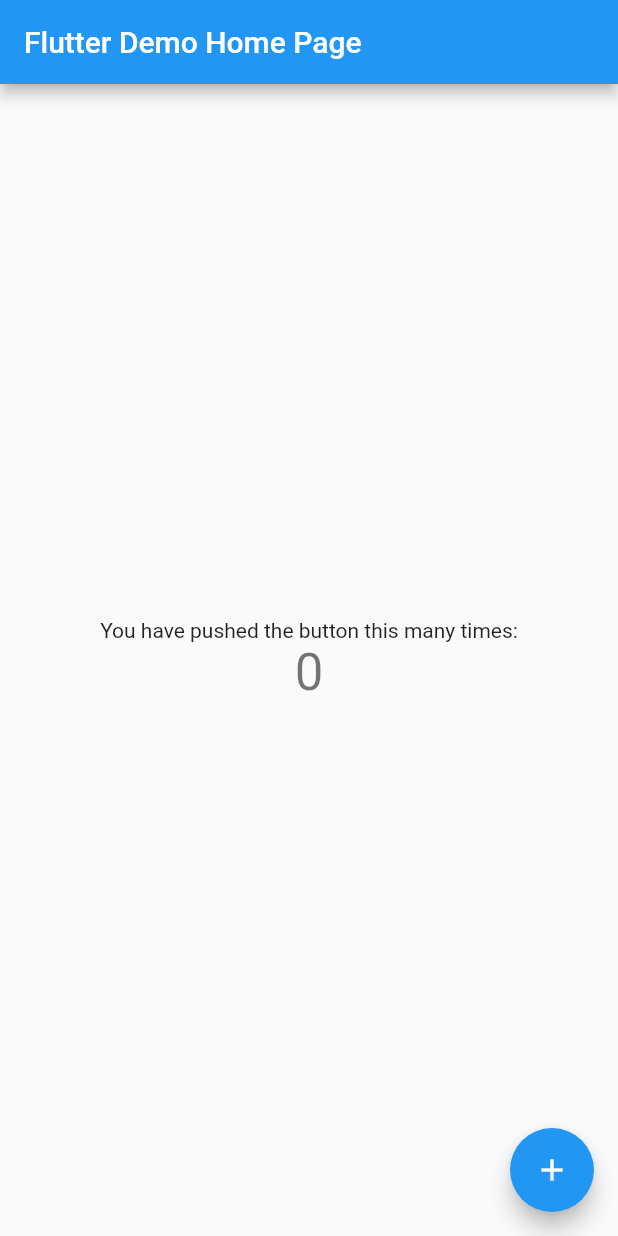
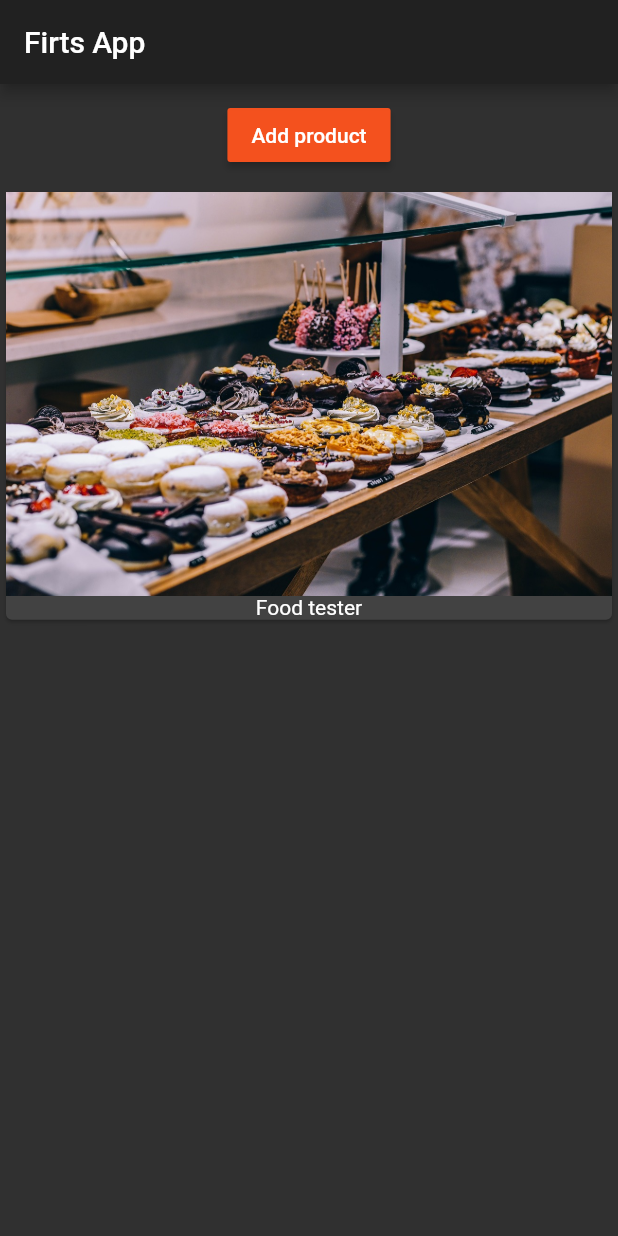
Before and after one commit to nmhernandez10/cursoflutter, a Flutter app: the screen it shows after launch, on a phone screen of 412 x 824 dp. Run offline on Flutter 3.47's test engine with Material 2 defaults, Android fonts, the phone set to English and light mode, and no system bars.

Commit message:
section 2 finished

```diff
--- a/first_app/lib/main.dart
+++ b/first_app/lib/main.dart
@@ -1,111 +1,25 @@
 import 'package:flutter/material.dart';
+import './product_manager.dart';
 
-void main() => runApp(MyApp());
+main() => runApp(MyApp());
 
 class MyApp extends StatelessWidget {
-  // This widget is the root of your application.
+
+  final ThemeData themeData =ThemeData(
+    primarySwatch: Colors.deepOrange,
+    accentColor:  Colors.deepPurple,
+    brightness: Brightness.dark
+    );
+
   @override
   Widget build(BuildContext context) {
     return MaterialApp(
-      title: 'Flutter Demo',
-      theme: ThemeData(
-        // This is the theme of your application.
-        //
-        // Try running your application with "flutter run". You'll see the
-        // application has a blue toolbar. Then, without quitting the app, try
-        // changing the primarySwatch below to Colors.green and then invoke
-        // "hot reload" (press "r" in the console where you ran "flutter run",
-        // or simply save your changes to "hot reload" in a Flutter IDE).
-        // Notice that the counter didn't reset back to zero; the application
-        // is not restarted.
-        primarySwatch: Colors.blue,
-      ),
-      home: MyHomePage(title: 'Flutter Demo Home Page'),
+      theme: themeData,
+      home: Scaffold(
+          appBar: AppBar(
+            title: Text('Firts App'),
+          ),
+          body: ProductManager(['Food tester'])),
     );
   }
 }
-
-class MyHomePage extends StatefulWidget {
-  MyHomePage({Key key, this.title}) : super(key: key);
-
-  // This widget is the home page of your application. It is stateful, meaning
-  // that it has a State object (defined below) that contains fields that affect
-  // how it looks.
-
-  // This class is the configuration for the state. It holds the values (in this
-  // case the title) provided by the parent (in this case the App widget) and
-  // used by the build method of the State. Fields in a Widget subclass are
-  // always marked "final".
-
-  final String title;
-
-  @override
-  _MyHomePageState createState() => _MyHomePageState();
-}
-
-class _MyHomePageState extends State<MyHomePage> {
-  int _counter = 0;
-
-  void _incrementCounter() {
-    setState(() {
-      // This call to setState tells the Flutter framework that something has
-      // changed in this State, which causes it to rerun the build method below
-      // so that the display can reflect the updated values. If we changed
-      // _counter without calling setState(), then the build method would not be
-      // called again, and so nothing would appear to happen.
-      _counter++;
-    });
-  }
-
-  @override
-  Widget build(BuildContext context) {
-    // This method is rerun every time setState is called, for instance as done
-    // by the _incrementCounter method above.
-    //
-    // The Flutter framework has been optimized to make rerunning build methods
-    // fast, so that you can just rebuild anything that needs updating rather
-    // than having to individually change instances of widgets.
-    return Scaffold(
-      appBar: AppBar(
-        // Here we take the value from the MyHomePage object that was created by
-        // the App.build method, and use it to set our appbar title.
-        title: Text(widget.title),
-      ),
-      body: Center(
-        // Center is a layout widget. It takes a single child and positions it
-        // in the middle of the parent.
-        child: Column(
-          // Column is also layout widget. It takes a list of children and
-          // arranges them vertically. By default, it sizes itself to fit its
-          // children horizontally, and tries to be as tall as its parent.
-          //
-          // Invoke "debug painting" (press "p" in the console, choose the
-          // "Toggle Debug Paint" action from the Flutter Inspector in Android
-          // Studio, or the "Toggle Debug Paint" command in Visual Studio Code)
-          // to see the wireframe for each widget.
-          //
-          // Column has various properties to control how it sizes itself and
-          // how it positions its children. Here we use mainAxisAlignment to
-          // center the children vertically; the main axis here is the vertical
-          // axis because Columns are vertical (the cross axis would be
-          // horizontal).
-          mainAxisAlignment: MainAxisAlignment.center,
-          children: <Widget>[
-            Text(
-              'You have pushed the button this many times:',
-            ),
-            Text(
-              '$_counter',
-              style: Theme.of(context).textTheme.display1,
-            ),
-          ],
-        ),
-      ),
-      floatingActionButton: FloatingActionButton(
-        onPressed: _incrementCounter,
-        tooltip: 'Increment',
-        child: Icon(Icons.add),
-      ), // This trailing comma makes auto-formatting nicer for build methods.
-    );
-  }
-}
--- /dev/null
+++ b/first_app/lib/product_control.dart
@@ -0,0 +1,20 @@
+import 'package:flutter/material.dart';
+
+class ProductControl extends StatelessWidget{
+
+  final Function addProduct;
+
+  ProductControl(this.addProduct);
+
+  @override
+  Widget build(BuildContext context) {
+
+    return RaisedButton(
+            //color: Theme.of(context).primaryColor,
+            onPressed: () {
+              addProduct('Added');
+            },
+            child: Text('Add product'),
+          );
+  }
+}
--- /dev/null
+++ b/first_app/lib/product_manager.dart
@@ -0,0 +1,45 @@
+import 'package:flutter/material.dart';
+
+import './products.dart';
+import './product_control.dart';
+
+class ProductManager extends StatefulWidget {
+
+  final List<String> startingProducts;
+
+  ProductManager(this.startingProducts);
+
+  @override
+  State<StatefulWidget> createState() {
+    return _ProductManagerState();
+  }
+}
+
+class _ProductManagerState extends State<ProductManager> {
+  List<String> _products;
+
+  @override
+  void initState(){
+    super.initState();
+    _products =widget.startingProducts;
+  }
+
+  void _addProduct(String product){
+    setState(() {
+      _products.add(product);
+    });
+  }
+
+  @override
+  Widget build(BuildContext context) {
+    return Column(
+      children: [
+        Container(
+          margin: EdgeInsets.all(10.0),
+          child: ProductControl(_addProduct),
+        ),
+        Products(_products),
+      ],
+    );
+  }
+}
--- /dev/null
+++ b/first_app/lib/products.dart
@@ -0,0 +1,23 @@
+import 'package:flutter/material.dart';
+
+class Products extends StatelessWidget {
+  final List<String> products;
+
+  Products(this.products);
+
+  @override
+  Widget build(BuildContext context) {
+    return Column(
+      children: products
+          .map((product) => Card(
+                child: Column(
+                  children: <Widget>[
+                    Image.asset('assets/food.jpg'),
+                    Text(product)
+                  ],
+                ),
+              ))
+          .toList(),
+    );
+  }
+}
--- a/first_app/pubspec.yaml
+++ b/first_app/pubspec.yaml
@@ -37,8 +37,8 @@ flutter:
   uses-material-design: true
 
   # To add assets to your application, add an assets section, like this:
-  # assets:
-  #  - images/a_dot_burr.jpeg
+  assets:
+    - assets/food.jpg
   #  - images/a_dot_ham.jpeg
 
   # An image asset can refer to one or more resolution-specific "variants", see
```
Also changed, not shown: first_app/assets/food.jpg (added).
